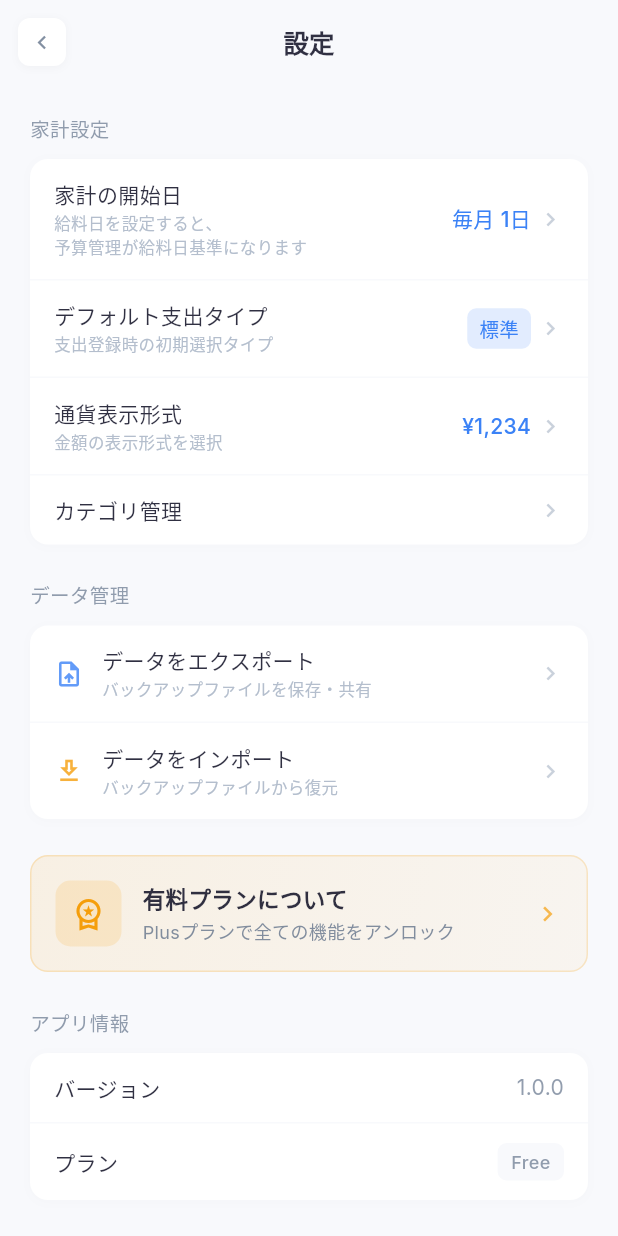
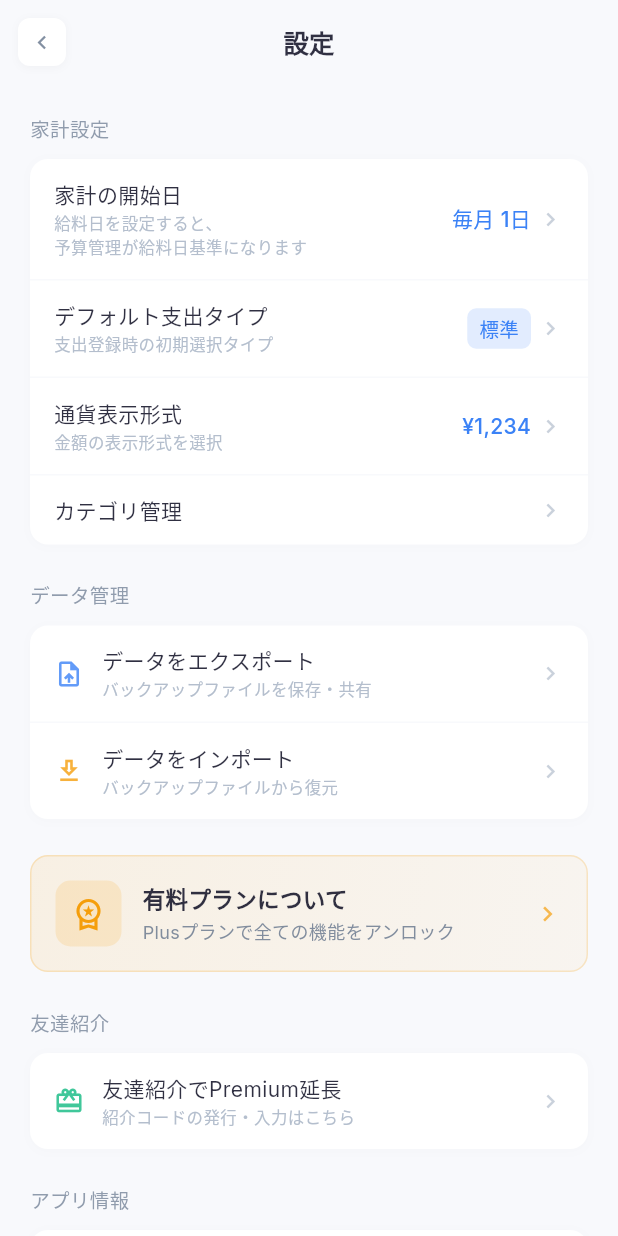
Before and after one commit to yuki-programmer/savesmart_app, a Flutter app: the screen it shows after launch, after a tap on the "settings" icon, on a phone screen of 412 x 824 dp. Run offline on Flutter 3.47's test engine with Material 3 defaults, Android fonts, the phone set to English and light mode, and no system bars; our stand-ins replace cloud_firestore, file_picker, firebase_auth, firebase_core, fl_chart, google_fonts and 4 more; accounts and stored records are empty; network calls fail.

Commit message:
Updated at 2026/1/22

```diff
--- a/lib/main.dart
+++ b/lib/main.dart
@@ -1,10 +1,13 @@
 import 'dart:io';
+import 'package:firebase_auth/firebase_auth.dart';
+import 'package:firebase_core/firebase_core.dart';
 import 'package:flutter/material.dart';
 import 'package:flutter_localizations/flutter_localizations.dart';
 import 'package:google_fonts/google_fonts.dart';
 import 'package:provider/provider.dart';
 import 'package:sqflite_common_ffi/sqflite_ffi.dart';
 import 'config/theme.dart';
+import 'firebase_options.dart';
 import 'screens/home_screen.dart';
 import 'screens/add_screen.dart';
 import 'screens/analytics_screen.dart';
@@ -12,7 +15,7 @@ import 'widgets/bottom_nav.dart';
 import 'widgets/scheduled_expense_confirmation_dialog.dart';
 import 'services/app_state.dart';
 
-void main() {
+Future<void> main() async {
   WidgetsFlutterBinding.ensureInitialized();
 
   // Windows/Linux/macOSデスクトップではFFI初期化が必要
@@ -20,7 +23,22 @@ void main() {
     sqfliteFfiInit();
     databaseFactory = databaseFactoryFfi;
   }
+  await Firebase.initializeApp(
+    options: DefaultFirebaseOptions.currentPlatform,
+  );
+  await _ensureAnonymousAuth();
   runApp(const SaveSmartApp());
+}
+
+Future<void> _ensureAnonymousAuth() async {
+  try {
+    final auth = FirebaseAuth.instance;
+    if (auth.currentUser == null) {
+      await auth.signInAnonymously();
+    }
+  } catch (_) {
+    // Allow app to continue even if auth is unavailable.
+  }
 }
 
 class SaveSmartApp extends StatelessWidget {
--- a/lib/screens/settings_screen.dart
+++ b/lib/screens/settings_screen.dart
@@ -9,6 +9,7 @@ import '../services/database_service.dart';
 import '../services/performance_monitor.dart';
 import 'category_manage_screen.dart';
 import 'premium_screen.dart';
+import 'referral_screen.dart';
 
 class SettingsScreen extends StatefulWidget {
   const SettingsScreen({super.key});
@@ -120,6 +121,12 @@ class _SettingsScreenState extends State<SettingsScreen> {
 
               // 有料プランセクション
               _buildPremiumPlanCard(appState),
+              const SizedBox(height: 24),
+
+              // 友達紹介セクション
+              _buildSectionHeader('友達紹介'),
+              const SizedBox(height: 12),
+              _buildReferralCard(),
               const SizedBox(height: 24),
 
               // アプリ情報セクション
@@ -1023,6 +1030,76 @@ class _SettingsScreenState extends State<SettingsScreen> {
     );
   }
 
+  Widget _buildReferralCard() {
+    return Container(
+      decoration: BoxDecoration(
+        color: Colors.white,
+        borderRadius: BorderRadius.circular(12),
+        boxShadow: [
+          BoxShadow(
+            color: Colors.black.withOpacity(0.015),
+            blurRadius: 6,
+            offset: const Offset(0, 1),
+          ),
+        ],
+      ),
+      child: GestureDetector(
+        onTap: () {
+          Navigator.push(
+            context,
+            MaterialPageRoute(
+              builder: (context) => const ReferralScreen(),
+            ),
+          );
+        },
+        behavior: HitTestBehavior.opaque,
+        child: Container(
+          padding: const EdgeInsets.symmetric(horizontal: 16, vertical: 13),
+          child: Row(
+            children: [
+              Icon(
+                Icons.card_giftcard_outlined,
+                size: 20,
+                color: AppColors.accentGreen.withOpacity(0.8),
+              ),
+              const SizedBox(width: 12),
+              Expanded(
+                child: Column(
+                  crossAxisAlignment: CrossAxisAlignment.start,
+                  children: [
+                    Text(
+                      '友達紹介でPremium延長',
+                      style: GoogleFonts.inter(
+                        fontSize: 14,
+                        fontWeight: FontWeight.w400,
+                        color: AppColors.textPrimary.withOpacity(0.9),
+                        height: 1.4,
+                      ),
+                    ),
+                    const SizedBox(height: 2),
+                    Text(
+                      '紹介コードの発行・入力はこちら',
+                      style: GoogleFonts.inter(
+                        fontSize: 11,
+                        fontWeight: FontWeight.w400,
+                        color: AppColors.textMuted.withOpacity(0.7),
+                      ),
+                    ),
+                  ],
+                ),
+              ),
+              Icon(
+                Icons.chevron_right,
+                size: 18,
+                color: AppColors.textMuted.withOpacity(0.5),
+              ),
+            ],
+          ),
+        ),
+      ),
+    );
+  }
+
   Future<void> _handleExport(AppState appState) async {
     final dbService = DatabaseService();
     final success = await dbService.exportDatabase();
--- a/pubspec.yaml
+++ b/pubspec.yaml
@@ -23,6 +23,9 @@ dependencies:
   share_plus: ^10.0.0
   file_picker: ^8.0.0
   path_provider: ^2.1.2
+  firebase_core: ^3.15.0
+  firebase_auth: ^5.6.0
+  cloud_firestore: ^5.6.0
 
 dev_dependencies:
   flutter_test:
```
Also changed, not shown: lib/screens/referral_screen.dart (added, +563 -0 lines), firebase.json (added), lib/firebase_options.dart (added), pubspec.lock, 11 other files.
